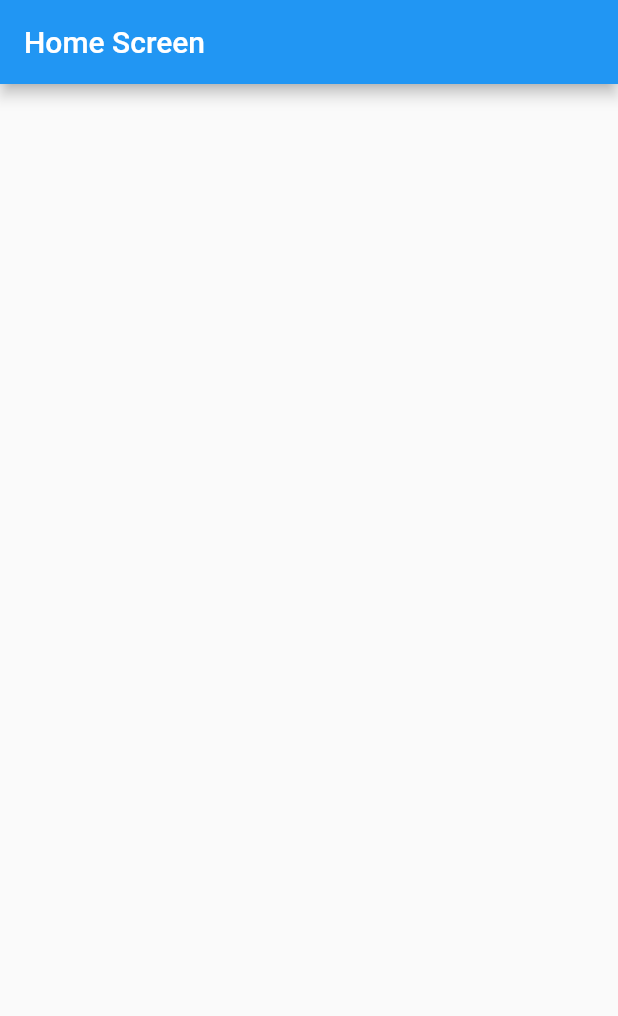
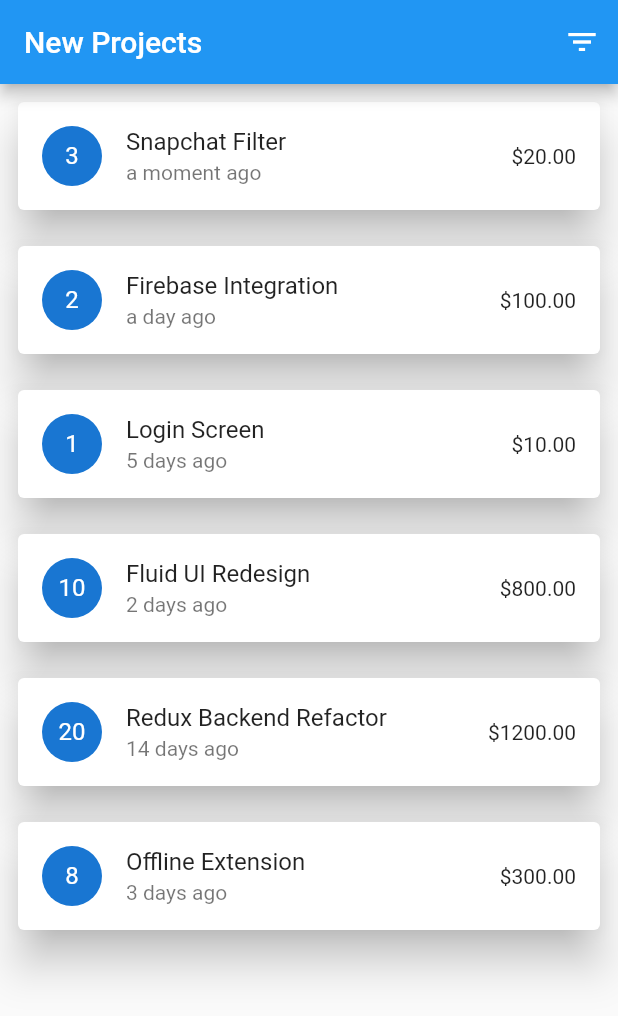
Before and after one commit to rodydavis/flutter_devs, a Flutter app: the screen it shows after launch, on a phone screen of 412 x 824 dp. Shown: the top 1016 px of the screen. Run offline on Flutter 3.47's test engine with Material 2 defaults, Android fonts, the phone set to English and light mode, and no system bars; our stand-ins replace localstorage, timeago; missing offline and left inert: firebase_ui; accounts and stored records are empty; generated files the repository leaves out were written again.

Commit message:
adding project list

```diff
--- a/lib/data/classes/project.dart
+++ b/lib/data/classes/project.dart
@@ -10,7 +10,7 @@ class Project {
     this.bounty,
     this.hours,
     this.openSourced,
-    this.dateCreated,
+    @required this.dateCreated,
   });
 
   final String name;
--- /dev/null
+++ b/lib/data/models/auth_state.dart
@@ -0,0 +1,14 @@
+import 'package:localstorage/localstorage.dart';
+import 'package:flutter/material.dart';
+
+class AuthState extends ChangeNotifier {
+  final _storage = LocalStorage('app_state');
+  void init() async {
+    await _storage.ready;
+  }
+
+  bool get loggedIn => _loggedIn;
+  bool _loggedIn = true;
+
+  bool isDeveloper = true;
+}
--- /dev/null
+++ b/lib/data/models/client_state.dart
@@ -0,0 +1,9 @@
+import 'package:localstorage/localstorage.dart';
+import 'package:flutter/material.dart';
+
+class ClientState extends ChangeNotifier {
+  final _storage = LocalStorage('app_state');
+  void init() async {
+    await _storage.ready;
+  }
+}
--- /dev/null
+++ b/lib/data/models/developer_state.dart
@@ -0,0 +1,9 @@
+import 'package:localstorage/localstorage.dart';
+import 'package:flutter/material.dart';
+
+class DeveloperState extends ChangeNotifier {
+  final _storage = LocalStorage('app_state');
+  void init() async {
+    await _storage.ready;
+  }
+}
--- /dev/null
+++ b/lib/data/models/index.dart
@@ -0,0 +1,4 @@
+export 'auth_state.dart';
+export 'client_state.dart';
+export 'developer_state.dart';
+export 'project_state.dart';
--- /dev/null
+++ b/lib/data/models/project_state.dart
@@ -0,0 +1,102 @@
+import 'package:flutter_devs/data/classes/project.dart';
+import 'package:localstorage/localstorage.dart';
+import 'package:flutter/material.dart';
+
+class ProjectState extends ChangeNotifier {
+  final _storage = LocalStorage('app_state');
+  void init() async {
+    await _storage.ready;
+    _project.add(Project(
+      name: 'Snapchat Filter',
+      bounty: 20.00,
+      hours: 3,
+      openSourced: true,
+      dateCreated: DateTime.now(),
+    ));
+    _project.add(Project(
+      name: 'Firebase Integration',
+      bounty: 100.00,
+      hours: 2,
+      openSourced: true,
+      dateCreated: DateTime.now().subtract(Duration(days: 1)),
+    ));
+    _project.add(Project(
+      name: 'Login Screen',
+      bounty: 10.00,
+      hours: 1,
+      openSourced: false,
+      dateCreated: DateTime.now().subtract(Duration(days: 5)),
+    ));
+    _project.add(Project(
+      name: 'Fluid UI Redesign',
+      bounty: 800.00,
+      hours: 10,
+      openSourced: true,
+      dateCreated: DateTime.now().subtract(Duration(days: 2)),
+    ));
+    _project.add(Project(
+      name: 'Redux Backend Refactor',
+      bounty: 1200.00,
+      hours: 20,
+      openSourced: false,
+      dateCreated: DateTime.now().subtract(Duration(days: 14)),
+    ));
+    _project.add(Project(
+      name: 'Offline Extension',
+      bounty: 300.00,
+      hours: 8,
+      openSourced: true,
+      dateCreated: DateTime.now().subtract(Duration(days: 3)),
+    ));
+
+    notifyListeners();
+  }
+
+  List<Project> _project = [];
+  List<Project> get projects => _project;
+
+  bool _accending = false;
+  bool get accending => _accending;
+  SortValue _field = SortValue.date;
+  SortValue get field => _field;
+
+  void changeAccending(bool value) {
+    _accending = value;
+    _sort();
+  }
+
+  void changeField(SortValue value) {
+    _field = value;
+    _sort();
+  }
+
+  void _sort() {
+    switch (field) {
+      case SortValue.date:
+        if (accending) {
+          _project.sort((a, b) => b.dateCreated.compareTo(a.dateCreated));
+        } else {
+          _project.sort((a, b) => a.dateCreated.compareTo(b.dateCreated));
+        }
+        break;
+      case SortValue.hours:
+        if (accending) {
+          _project.sort((a, b) => b.hours.compareTo(a.hours));
+        } else {
+          _project.sort((a, b) => a.hours.compareTo(b.hours));
+        }
+        break;
+      case SortValue.price:
+        if (accending) {
+          _project.sort((a, b) => b.bounty.compareTo(a.bounty));
+        } else {
+          _project.sort((a, b) => a.bounty.compareTo(b.bounty));
+        }
+        break;
+      default:
+    }
+    notifyListeners();
+  }
+}
+
+enum SortValue { date, hours, price }
--- a/lib/main.dart
+++ b/lib/main.dart
@@ -1,5 +1,9 @@
 import 'package:flutter/material.dart';
 
+import 'package:provider/provider.dart';
+
+import 'data/models/auth_state.dart';
+import 'data/models/index.dart';
 import 'ui/home/screen.dart';
 
 void main() => runApp(MyApp());
@@ -7,12 +11,48 @@ void main() => runApp(MyApp());
 class MyApp extends StatelessWidget {
   @override
   Widget build(BuildContext context) {
-    return MaterialApp(
-      title: 'Flutter Demo',
-      theme: ThemeData(
-        primarySwatch: Colors.blue,
+    return MultiProvider(
+      providers: [
+        ListenableProvider<AuthState>(
+          builder: (_) => AuthState()..init(),
+        ),
+        ListenableProvider<ClientState>(
+          builder: (_) => ClientState()..init(),
+        ),
+        ListenableProvider<DeveloperState>(
+          builder: (_) => DeveloperState()..init(),
+        ),
+        ListenableProvider<ProjectState>(
+          builder: (_) => ProjectState()..init(),
+        ),
+      ],
+      child: Theming(
+        builder: (theme) => MaterialApp(
+              title: 'Flutter Devs',
+              theme: theme,
+              home: HomeScreen(),
+            ),
       ),
-      home: HomeScreen(),
     );
   }
 }
+
+class Theming extends StatelessWidget {
+  Theming({
+    @required this.builder,
+  });
+  final Widget Function(ThemeData theme) builder;
+  @override
+  Widget build(BuildContext context) {
+    return Container(
+      child: builder(
+        ThemeData.light().copyWith(
+          cardTheme: CardTheme(
+            elevation: 12.0,
+            clipBehavior: Clip.hardEdge,
+          ),
+        ),
+      ),
+    );
+  }
+}
--- /dev/null
+++ b/lib/ui/developer/home.dart
@@ -0,0 +1,10 @@
+import 'package:flutter/material.dart';
+
+import 'projects/screen.dart';
+
+class DeveloperHome extends StatelessWidget {
+  @override
+  Widget build(BuildContext context) {
+    return NewProjectsScreen();
+  }
+}
--- /dev/null
+++ b/lib/ui/developer/projects/screen.dart
@@ -0,0 +1,132 @@
+import 'package:flutter/material.dart';
+import 'package:provider/provider.dart';
+import 'package:timeago/timeago.dart' as timeago;
+
+import '../../../data/classes/project.dart';
+import '../../../data/models/project_state.dart';
+import 'details/screen.dart';
+
+class NewProjectsScreen extends StatelessWidget {
+  @override
+  Widget build(BuildContext context) {
+    return Consumer<ProjectState>(
+      builder: (context, model, child) => Scaffold(
+            appBar: AppBar(
+              title: Text('New Projects'),
+              actions: <Widget>[
+                FilterButton(),
+              ],
+            ),
+            body: Builder(
+              builder: (_) {
+                if (model?.projects == null || model.projects.isEmpty) {
+                  return Center(
+                    child: Text(
+                      'No Projects Avaliable',
+                      style: Theme.of(context).textTheme.title,
+                    ),
+                  );
+                }
+                return ListView.builder(
+                  itemBuilder: (context, index) {
+                    final _item = model.projects[index];
+                    return NewProjectItem(project: _item);
+                  },
+                  itemCount: model.projects.length,
+                );
+              },
+            ),
+          ),
+    );
+  }
+}
+
+class FilterButton extends StatelessWidget {
+  const FilterButton({
+    Key key,
+  }) : super(key: key);
+
+  @override
+  Widget build(BuildContext context) {
+    return IconButton(
+      icon: Icon(Icons.filter_list),
+      onPressed: () {
+        showModalBottomSheet(
+          context: context,
+          builder: (context) {
+            return Consumer<ProjectState>(
+                builder: (context, state, child) => SafeArea(
+                      child: Column(
+                        mainAxisSize: MainAxisSize.min,
+                        children: <Widget>[
+                          Container(height: 10.0),
+                          Container(
+                            child: ListTile(
+                              title: Text('Sort Field'),
+                              trailing: DropdownButton<SortValue>(
+                                value: state.field,
+                                onChanged: state.changeField,
+                                items: [
+                                  DropdownMenuItem<SortValue>(
+                                    value: SortValue.date,
+                                    child: Text('Date Created'),
+                                  ),
+                                  DropdownMenuItem<SortValue>(
+                                    value: SortValue.price,
+                                    child: Text('Bounty Amount'),
+                                  ),
+                                  DropdownMenuItem<SortValue>(
+                                    value: SortValue.hours,
+                                    child: Text('Hours'),
+                                  ),
+                                ],
+                              ),
+                            ),
+                          ),
+                          Container(
+                            child: ListTile(
+                              title: Text('Sort Accending'),
+                              trailing: Switch.adaptive(
+                                value: state.accending,
+                                onChanged: state.changeAccending,
+                              ),
+                            ),
+                          ),
+                        ],
+                      ),
+                    ));
+          },
+        );
+      },
+    );
+  }
+}
+
+class NewProjectItem extends StatelessWidget {
+  const NewProjectItem({
+    Key key,
+    @required this.project,
+  }) : super(key: key);
+
+  final Project project;
+
+  @override
+  Widget build(BuildContext context) {
+    return Container(
+      padding: EdgeInsets.all(8.0),
+      child: Card(
+        child: ListTile(
+          leading: CircleAvatar(child: Text(project.hours.toString())),
+          title: Text(project.name),
+          subtitle: Text(timeago.format(project.dateCreated)),
+          trailing: Text('\$${project.bounty.toStringAsFixed(2)}'),
+          onTap: () {
+            Navigator.of(context).push(MaterialPageRoute(
+              builder: (_) => ProjectDetailsScreen(project: project),
+            ));
+          },
+        ),
+      ),
+    );
+  }
+}
--- a/lib/ui/home/screen.dart
+++ b/lib/ui/home/screen.dart
@@ -1,12 +1,60 @@
 import 'package:flutter/material.dart';
+import 'package:flutter_devs/data/models/index.dart';
+import 'package:flutter_devs/ui/client/home.dart';
+import 'package:flutter_devs/ui/developer/home.dart';
+import 'package:provider/provider.dart';
+import 'package:firebase_ui/flutter_firebase_ui.dart';
+import 'package:firebase_ui/l10n/localization.dart';
 
 class HomeScreen extends StatelessWidget {
   @override
   Widget build(BuildContext context) {
-    return Scaffold(
-      appBar: AppBar(
-        title: Text('Home Screen'),
-      ),
+    return Consumer<AuthState>(
+      builder: (context, model, child) {
+        if (!model.loggedIn) {
+          return LoginScreen();
+        }
+        return MainScreen();
+      },
     );
   }
 }
+
+class MainScreen extends StatelessWidget {
+  @override
+  Widget build(BuildContext context) {
+    return Consumer<AuthState>(
+      builder: (context, model, child) {
+        if (model.isDeveloper) {
+          return DeveloperHome();
+        }
+        return ClientHome();
+      },
+    );
+  }
+}
+
+class LoginScreen extends StatelessWidget {
+  @override
+  Widget build(BuildContext context) {
+    return SignInScreen(
+      title: "Login",
+      header: Padding(
+        padding: const EdgeInsets.symmetric(vertical: 60.0),
+        child: FlutterLogo(size: 120.0),
+      ),
+      showBar: true,
+      padding: const EdgeInsets.fromLTRB(8, 5, 8, 5),
+      avoidBottomInset: true,
+      // color: Color(0xFF363636),
+      providers: [
+        ProvidersTypes.google,
+        // ProvidersTypes.facebook,
+        // ProvidersTypes.twitter,
+        // ProvidersTypes.email
+      ],
+      // twitterConsumerKey: "",
+      // twitterConsumerSecret: "",
+    );
+  }
+}
--- a/pubspec.yaml
+++ b/pubspec.yaml
@@ -11,6 +11,9 @@ dependencies:
   cupertino_icons: ^0.1.2
   provider: ^2.0.1+1
   cloud_firestore: ^0.12.1
+  localstorage: ^2.0.0
+  firebase_ui: ^1.0.5
+  timeago: ^2.0.16
 
 dev_dependencies:
   flutter_test:
```
Also changed, not shown: lib/ui/client/home.dart (added, +10 -0 lines), lib/ui/client/projects/screen.dart (added, +20 -0 lines), lib/ui/developer/projects/details/screen.dart (added, +24 -0 lines), pubspec.lock, 4 other files.
